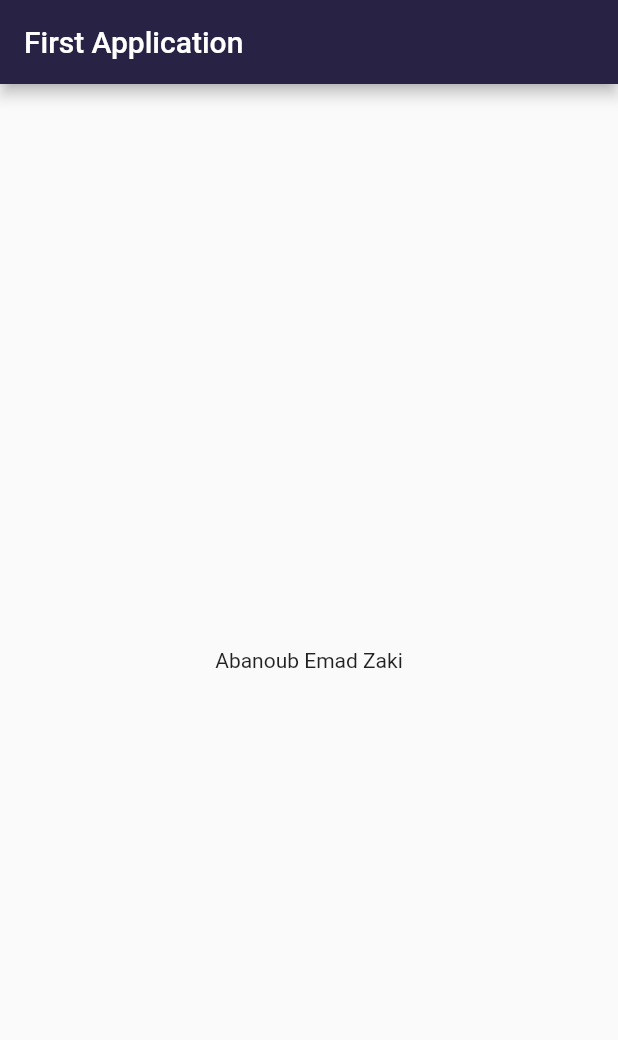
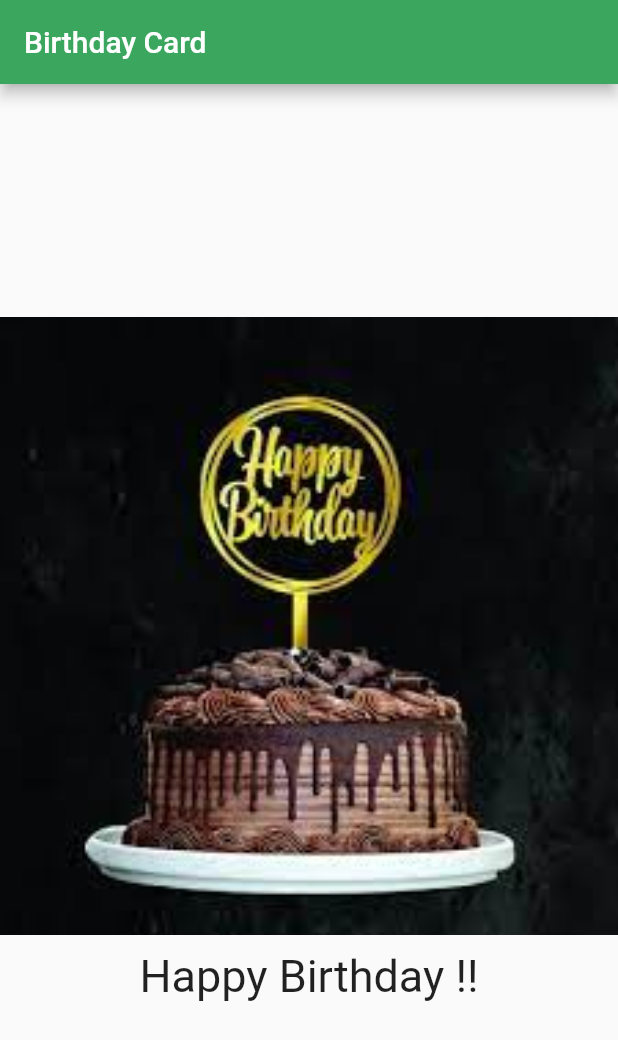
Before and after one commit to Abanoubemad21/College, a Flutter app: the screen it shows after launch, on a phone screen of 412 x 824 dp. Shown: the top 1040 px of the screen. Run offline on Flutter 3.47's test engine with Material 2 defaults, Android fonts, the phone set to English and light mode, and no system bars.

Commit message:
Initial Commit

```diff
--- a/lib/main.dart
+++ b/lib/main.dart
@@ -24,12 +24,25 @@ class _MyHomePageState extends State<MyHomePage> {
   Widget build(BuildContext context) {
     return Scaffold(
       appBar: AppBar(
-        backgroundColor: Color.fromARGB(255, 40, 35, 68),
-        title: Text("First Application"),
+        backgroundColor: Color.fromARGB(255, 59, 166, 94),
+        title: const Text("Birthday Card"),
       ),
-      body: const Center(
-        child: Text(
-          'Abanoub Emad Zaki',
+      body: SizedBox(
+        width: double.infinity,
+        child: Column(
+          mainAxisAlignment: MainAxisAlignment.center,
+          children: [
+            Image.asset(
+              "assets/imgs/1.jpeg",
+              fit: BoxFit.cover,
+              width: double.infinity,
+            ),
+            const SizedBox(height: 10),
+            const Text(
+              'Happy Birthday !!',
+              style: TextStyle(fontSize: 30),
+            ),
+          ],
         ),
       ),
       // floatingActionButton: FloatingActionButton(
```
Also changed, not shown: pubspec.yaml (+4 -3 lines), assets/imgs/1.jpeg (added), assets/imgs/1.webp (added).
